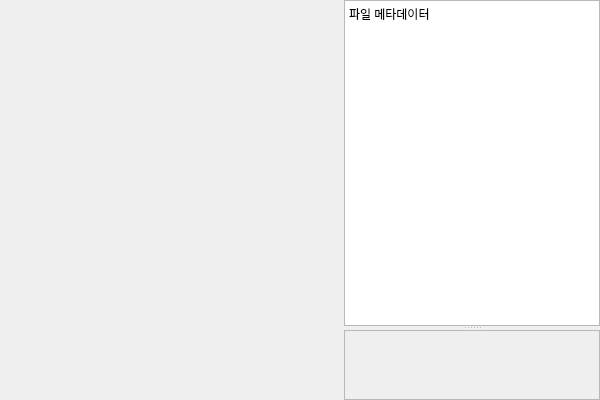
Old version of the form ui/file_detail_content_widget.ui in the repository Yamang02/PYQT5_FileTagger.
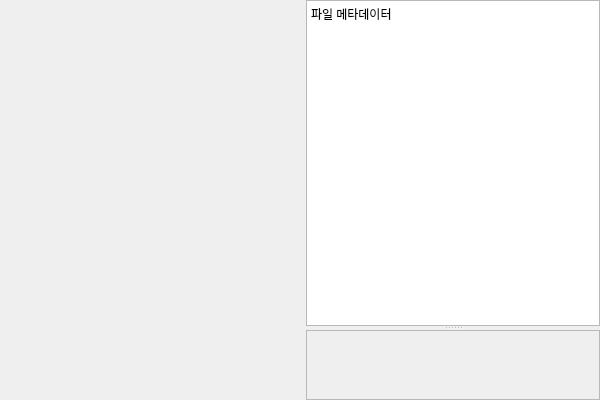
New version of the form.

Commit message: UI 조정

```diff
--- a/ui/file_detail_content_widget.ui
+++ b/ui/file_detail_content_widget.ui
@@ -34,6 +34,18 @@
        <height>300</height>
       </size>
      </property>
+     <property name="maximumSize">
+      <size>
+       <width>400</width>
+       <height>16777215</height>
+      </size>
+     </property>
+     <property name="sizePolicy">
+      <sizepolicy hsizetype="Fixed" vsizetype="Expanding">
+       <horstretch>0</horstretch>
+       <verstretch>0</verstretch>
+      </sizepolicy>
+     </property>
      <widget class="QWidget" name="image_preview_page"/>
      <widget class="QWidget" name="video_preview_page"/>
      <widget class="QWidget" name="text_preview_page"/>
```
The commit also changes 7 other files.
